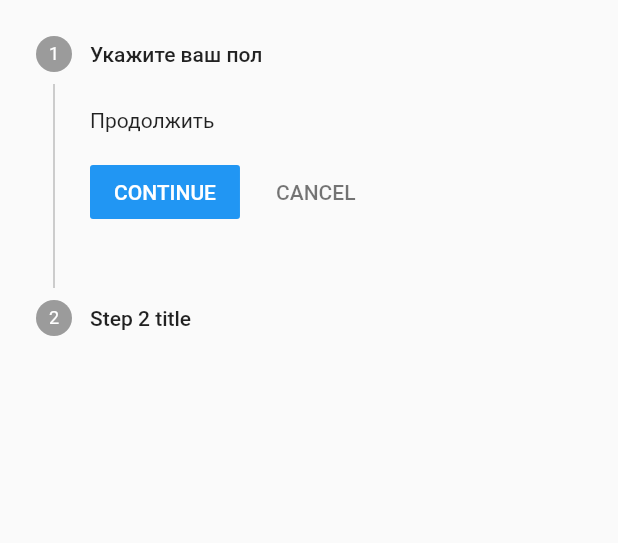
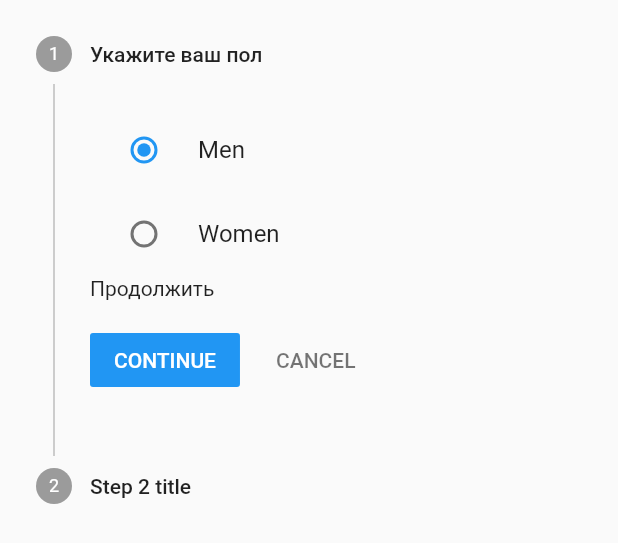
Before and after one commit to Toxele/flutter_application_1, a Flutter app: the SetUpSharedPreferencesScreen widget shown alone on an empty page, opened directly, on a phone screen of 412 x 824 dp. Shown: the top 543 px of the screen. Run offline on Flutter 3.47's test engine with Material 2 defaults, Android fonts, the phone set to English and light mode, and no system bars; our stand-ins replace fl_chart, geolocator, shared_preferences; missing offline and left inert: weather_pack; accounts and stored records are empty.

```diff
--- a/lib/sceens_to_show_once/set_up_prefs_screen.dart
+++ b/lib/sceens_to_show_once/set_up_prefs_screen.dart
@@ -39,9 +39,15 @@ class _SetUpSharedPreferencesScreenState
       steps: <Step>[
         Step(
           title: const Text('Укажите ваш пол'),
-          content: Container( // TODO: add radio
-            alignment: Alignment.centerLeft,
-            child: const Text('Продолжить'),
+          content: Column(
+            children: [
+              // TODO: add radio
+              const RadioListTileUser(),
+              Container(
+                alignment: Alignment.centerLeft,
+                child: const Text('Продолжить'),
+              ),
+            ],
           ),
         ),
         const Step(
@@ -52,3 +58,44 @@ class _SetUpSharedPreferencesScreenState
     );
   }
 }
+
+enum User { women, men }
+
+class RadioListTileUser extends StatefulWidget {
+  const RadioListTileUser({super.key});
+
+  @override
+  State<RadioListTileUser> createState() => _RadioListTileUserState();
+}
+
+class _RadioListTileUserState extends State<RadioListTileUser> {
+  User? _character = User.men;
+
+  @override
+  Widget build(BuildContext context) {
+    return Column(
+      children: <Widget>[
+        RadioListTile<User>(
+          title: const Text('Men'),
+          value: User.men,
+          groupValue: _character,
+          onChanged: (User? value) {
+            setState(() {
+              _character = value;
+            });
+          },
+        ),
+        RadioListTile<User>(
+          title: const Text('Women'),
+          value: User.women,
+          groupValue: _character,
+          onChanged: (User? value) {
+            setState(() {
+              _character = value;
+            });
+          },
+        ),
+      ],
+    );
+  }
+}
--- a/lib/ui/shared/input_record_dialog.dart
+++ b/lib/ui/shared/input_record_dialog.dart
@@ -6,7 +6,6 @@ import 'package:flutter_application_1/domain/weather/weather_notifier.dart';
 import 'package:provider/provider.dart';
 
 import '../../domain/weather/weather.dart';
-import '../home.dart';
 
 class _InputRecord {
   String sys = '';
@@ -143,6 +142,8 @@ class TextFieldPattern extends StatefulWidget {
   State<TextFieldPattern> createState() => _TextFieldPatternState();
 }
 
+/// todo: я подумал о том, что нам тут даже контроллер не нужен
+/// по умолчанию контроллер текста уже есть внутри TextField
 class _TextFieldPatternState extends State<TextFieldPattern> {
   late final TextEditingController textController;
   @override
```
Also changed, not shown: lib/data/shared_preferences_repository.dart (deleted, +0 -19 lines), lib/data/storage_repository.dart (added, +21 -0 lines), lib/main.dart (+13 -11 lines), lib/ui/home.dart (+8 -9 lines).
